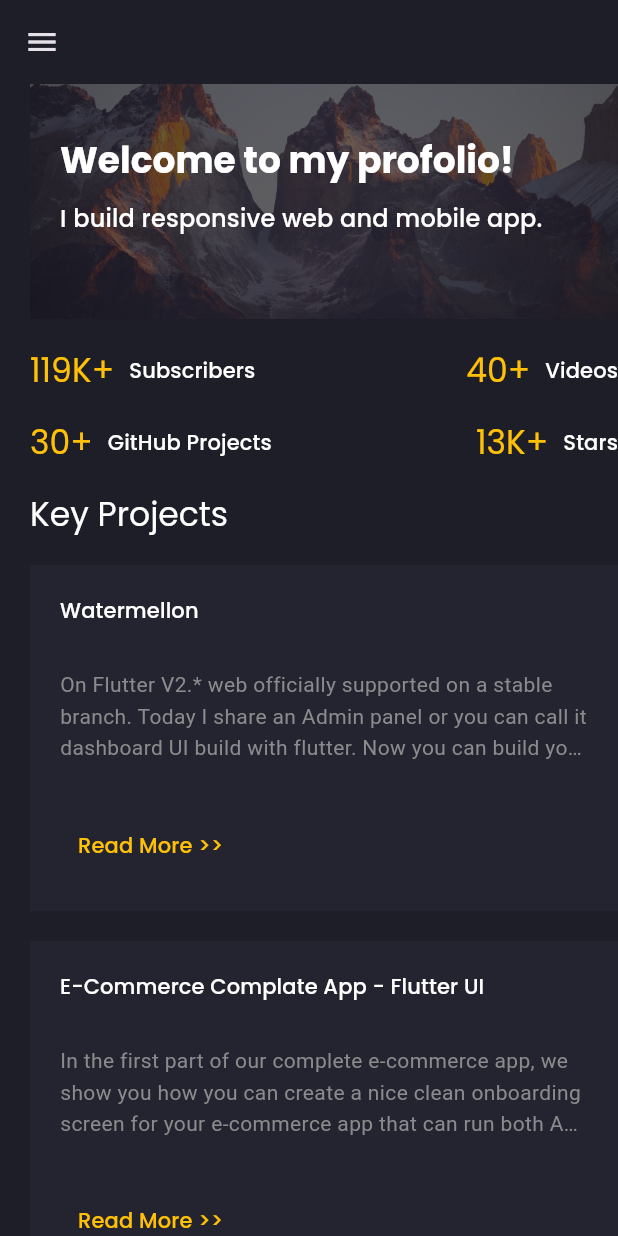
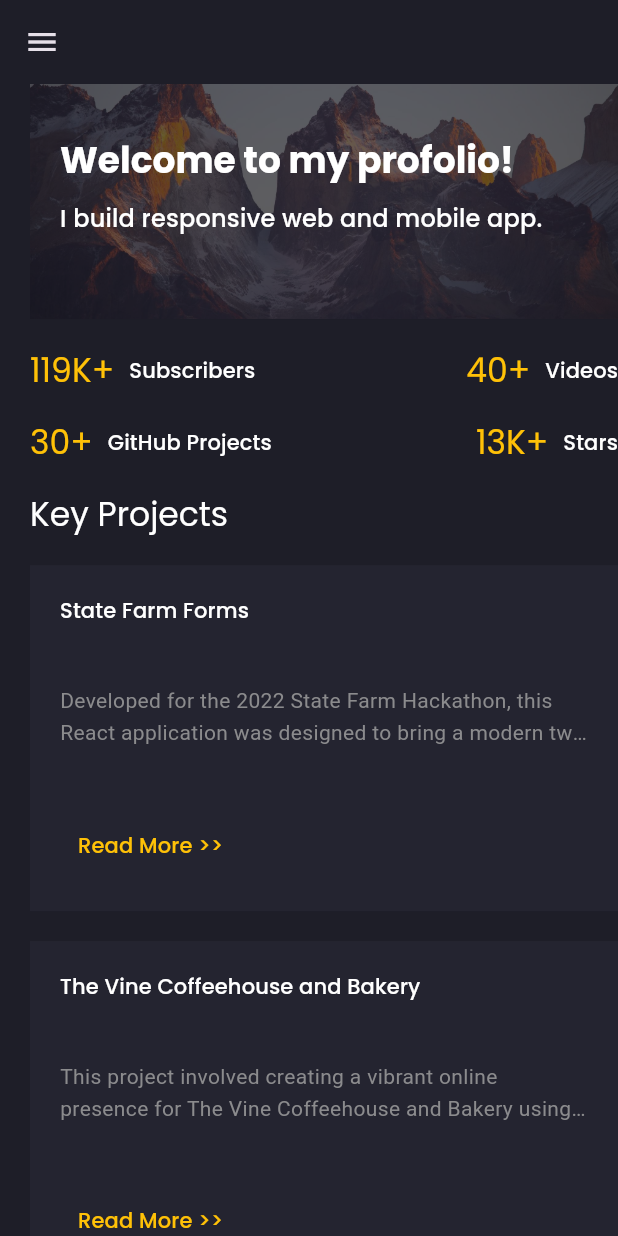
Before and after one commit to auggiebennett/thebennett, a Flutter app: the screen it shows after launch, on a phone screen of 412 x 824 dp. Run offline on Flutter 3.47's test engine with Material 3 defaults, Android fonts, the phone set to English and light mode, and no system bars; drawn by our look-alikes of animated_text_kit; our stand-ins replace flutter_svg, google_fonts.

Commit message:
updated projects

```diff
--- a/lib/models/project.dart
+++ b/lib/models/project.dart
@@ -1,37 +1,43 @@
 class Project {
-  final String? title, description;
-  Project({this.title, this.description});
+  final String? link, title, description;
+  Project({this.link, this.title, this.description});
 }
 
 List<Project> demoProjects = [
   Project(
-    title: "Watermellon",
+    link: "",
+    title: "State Farm Forms",
     description:
-        "On Flutter V2.* web officially supported on a stable branch. Today I share an Admin panel or you can call it dashboard UI build with flutter. Now you can build your app dashboard using flutter. This dashboard contains almost everything that you need like a chart, table, nice small card for showing info.",
+    "Developed for the 2022 State Farm Hackathon, this React application was designed to bring a modern twist to their existing tools. My contribution stood out significantly, securing a win among more than 100 competitive entries. The project demonstrated innovative solutions and garnered positive feedback from the judges."
     ),
     Project(
-    title: "E-Commerce Complate App - Flutter UI",
+    link: "https://itsthevine.com",
+    title: "The Vine Coffeehouse and Bakery",
     description:
-        "In the first part of our complete e-commerce app, we show you how you can create a nice clean onboarding screen for your e-commerce app that can run both Andriod and iOS devices because it builds with flutter. Then on the second episode, we build a Sign in, Forgot Password screen with a custom error indicator.",
+    "This project involved creating a vibrant online presence for The Vine Coffeehouse and Bakery using Flutter and Firebase. I took charge of developing their website, aiming to extend their reach and showcase their offerings more effectively. The result was a user-friendly platform that beautifully represented their brand and attracted more customers."
     ),
     Project(
-    title: "Outlook Email App Redesign - Flutter Fully Responsive Design UI",
+    link: "",
+    title: "State Farm Library",
     description:
-        "We redesign the outlook app also make it responsive so that you can run it everywhere on your phone, tab, or web. In this flutter responsive video, we will show you the real power of flutter. Make mobile, web, and desktop app from a single codebase.",
+    "For the 2023 State Farm Hackathon, I crafted a Flutter application named State Farm Library, which revolutionized how users could check out books from a shared database. This project not only fostered a stronger sense of community among its users but also demonstrated my ability to innovate within the digital space. The application received accolades for its intuitive design and contribution to community building."
     ),
     Project(
-    title: "Chat/Messaging App Light and Dark Theme - Flutter UI",
+    link: 'https://github.com/FRC5442/MSE-7',
+    title: "MSE-7 - FRC",
     description:
-        "Today we gonna build messing/chat app #ui using #flutter that runs both Android and iOS devices also has a dark and light theme. We create in total 4 screens all of that support both Dark Theme and Light Theme. At first, we design a welcome screen that contains an image with a tag line also has a skip button.",
+    "As a key contributor in 2020, I developed sophisticated robot code for MSE-7, a robot designed for FRC competitions. This role significantly sharpened my programming skills and provided valuable team collaboration experience. The project was a testament to my technical abilities and my capacity to contribute effectively to complex engineering challenges."
     ),
     Project(
-    title: "Welcome page, Login Page and Sign up page - Flutter UI",
+    link: "https://github.com/auggiebennett/SeeFood",
+    title: "Recipe App",
     description:
-        "In the first part of our complete e-commerce app, we show you how you can create a nice clean onboarding screen for your e-commerce app that can run both Andriod and iOS devices because it builds with flutter. Then on the second episode, we build a Sign in, Forgot Password screen with a custom error indicator.",
+    "I developed a recipe app using Swift that taps into an API to fetch a diverse array of recipes, promoting culinary exploration. This platform enables users to easily discover and try new recipes, enhancing their cooking experience. The app showcases my proficiency in creating user-friendly applications that connect people with their passions."
     ),
     Project(
-    title: "FIRST ROBOT - 2020",
+    link: "https://covenantcommunity.org",
+    title: "Covenant Community Church Website",
     description:
-        "I worked on the programming team to write the code for the 2020 FRC Season.",
+    "I was instrumental in developing the Covenant Community Church's website, utilizing Squarespace and integrating custom blocks for an improved user experience. My efforts resulted in a more engaging and accessible online platform for the church community. The website effectively communicates the church's values and programs, fostering a stronger community connection."
     ),
 ];
--- a/lib/screens/home/components/project_card.dart
+++ b/lib/screens/home/components/project_card.dart
@@ -1,4 +1,5 @@
 import 'package:flutter/material.dart';
+import 'package:url_launcher/url_launcher_string.dart';
 
 import '../../../constants.dart';
 import '../../../models/project.dart';
@@ -29,13 +30,13 @@ class ProjectCard extends StatelessWidget {
           const Spacer(),
           Text(
             project.description!,
-            maxLines: Responsive.isMobileLarge(context) ? 3 : 4,
+            maxLines: Responsive.isMobileLarge(context) ? 2 : 8,
             overflow: TextOverflow.ellipsis,
             style: const TextStyle(height: 1.5),
           ),
           const Spacer(),
           TextButton(
-            onPressed: () {},
+            onPressed: () => launchUrlString(project.link.toString()),
             child: const Text(
               "Read More >>",
               style: TextStyle(color: primaryColor),
```
Also changed, not shown: 15 other files. Lines whose indentation alone changed are shown as unchanged.
